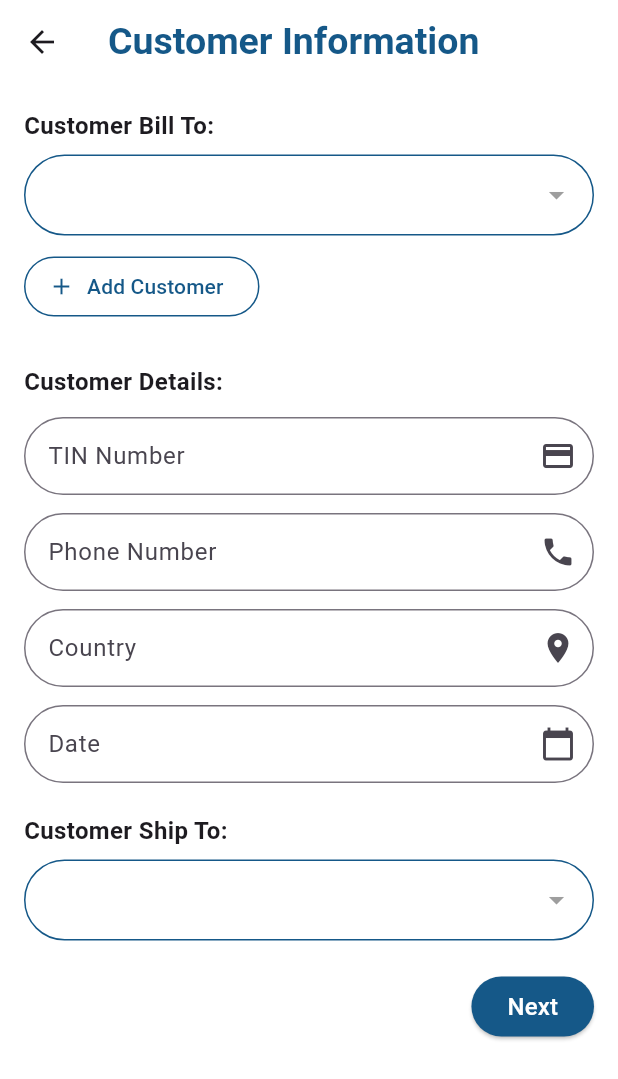
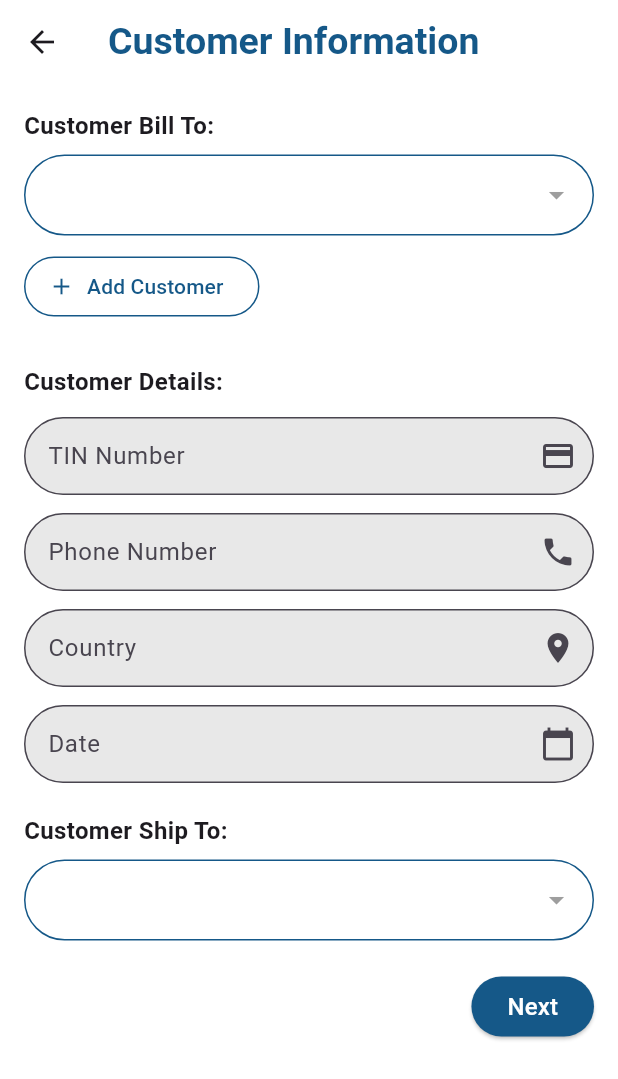
Before and after one commit to abdee67/savvy_lite, a Flutter app: the SalesOrderScreen screen opened directly, on a phone screen of 412 x 824 dp. Shown: the top 1079 px of the screen. Run offline on Flutter 3.47's test engine with Material 3 defaults, Android fonts, the phone set to English and light mode, and no system bars; missing offline and left inert: qr_code_scanner_plus; accounts and stored records are empty.

Commit message:
minor update

```diff
--- a/lib/widgets/salesEntry.dart/salesorder.dart/customer_details_field.dart
+++ b/lib/widgets/salesEntry.dart/salesorder.dart/customer_details_field.dart
@@ -50,6 +50,8 @@ class _CustomerDetailScreenState extends State<CustomerDetailScreen> {
         TextFormField(
           controller: widget.tinController,
           decoration: InputDecoration(
+            fillColor: Color.fromARGB(220, 228, 228, 228),
+            filled: true,
             labelText: 'TIN Number',
             border: OutlineInputBorder(
               borderRadius: BorderRadius.circular(30.0),
@@ -66,6 +68,8 @@ class _CustomerDetailScreenState extends State<CustomerDetailScreen> {
         TextFormField(
           controller: widget.phoneController,
           decoration: InputDecoration(
+            fillColor: Color.fromARGB(220, 228, 228, 228),
+            filled: true,
             labelText: 'Phone Number',
             border: OutlineInputBorder(
               borderRadius: BorderRadius.circular(30.0),
@@ -82,6 +86,8 @@ class _CustomerDetailScreenState extends State<CustomerDetailScreen> {
         TextFormField(
           controller: widget.countryController,
           decoration: InputDecoration(
+            fillColor: Color.fromARGB(220, 228, 228, 228),
+            filled: true,
             labelText: 'Country',
             border: OutlineInputBorder(
               borderRadius: BorderRadius.circular(30.0),
@@ -101,6 +107,8 @@ class _CustomerDetailScreenState extends State<CustomerDetailScreen> {
           },
           controller: widget.dateController,
           decoration: InputDecoration(
+            fillColor: Color.fromARGB(220, 228, 228, 228),
+            filled: true,
             labelText: 'Date',
             border: OutlineInputBorder(
               borderRadius: BorderRadius.circular(30.0),
```
